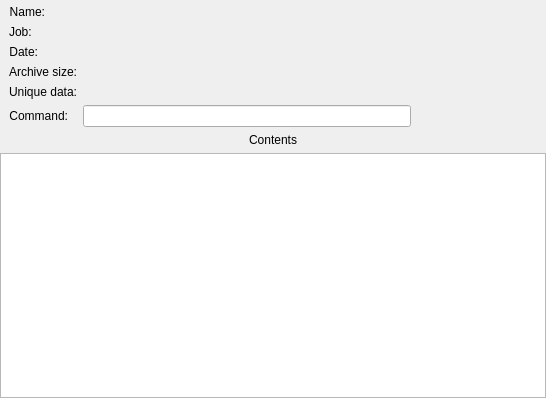
Old version of the form forms/archivewidget.ui in the repository Tarsnap/tarsnap-gui.
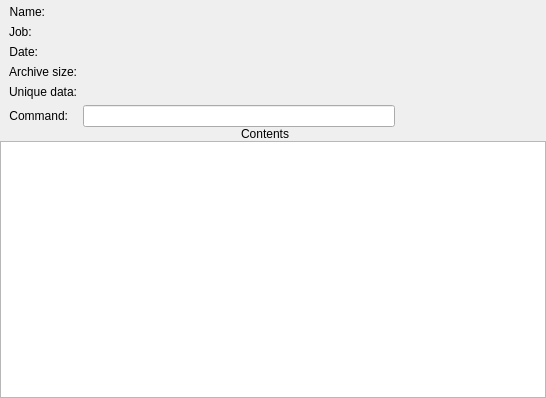
New version of the form. Icons and pictures are not drawn. Custom widgets are drawn as their Qt base class.

Commit message: Add button for collapsing Archive and Job details.

```diff
--- a/forms/archivewidget.ui
+++ b/forms/archivewidget.ui
@@ -13,7 +13,7 @@
   <property name="windowTitle">
    <string>Form</string>
   </property>
-  <layout class="QVBoxLayout" name="verticalLayout">
+  <layout class="QGridLayout" name="gridLayout">
    <property name="leftMargin">
     <number>0</number>
    </property>
@@ -26,7 +26,72 @@
    <property name="bottomMargin">
     <number>0</number>
    </property>
-   <item>
+   <property name="spacing">
+    <number>0</number>
+   </property>
+   <item row="0" column="1" alignment="Qt::AlignRight|Qt::AlignTop">
+    <widget class="QPushButton" name="hideButton">
+     <property name="sizePolicy">
+      <sizepolicy hsizetype="Minimum" vsizetype="Fixed">
+       <horstretch>0</horstretch>
+       <verstretch>0</verstretch>
+      </sizepolicy>
+     </property>
+     <property name="minimumSize">
+      <size>
+       <width>16</width>
+       <height>16</height>
+      </size>
+     </property>
+     <property name="maximumSize">
+      <size>
+       <width>16</width>
+       <height>16</height>
+      </size>
+     </property>
+     <property name="toolTip">
+      <string>Hide archive details (ESC key)</string>
+     </property>
+     <property name="text">
+      <string/>
+     </property>
+     <property name="icon">
+      <iconset resource="../resources/resources.qrc">
+       <normaloff>:/icons/collapse-down.png</normaloff>:/icons/collapse-down.png</iconset>
+     </property>
+     <property name="flat">
+      <bool>true</bool>
+     </property>
+    </widget>
+   </item>
+   <item row="2" column="0">
+    <widget class="QLabel" name="archiveContentsLabel">
+     <property name="text">
+      <string>Contents</string>
+     </property>
+     <property name="alignment">
+      <set>Qt::AlignCenter</set>
+     </property>
+    </widget>
+   </item>
+   <item row="3" column="0" colspan="2">
+    <widget class="QPlainTextEdit" name="archiveContentsPlainTextEdit">
+     <property name="styleSheet">
+      <string notr="true">#archiveContentsPlainTextEdit
+{
+font-family: Monospace, Monaco;
+font-size: 12px;
+}</string>
+     </property>
+     <property name="documentTitle">
+      <string>test</string>
+     </property>
+     <property name="readOnly">
+      <bool>true</bool>
+     </property>
+    </widget>
+   </item>
+   <item row="0" column="0">
     <widget class="QWidget" name="widget_4" native="true">
      <layout class="QHBoxLayout" name="horizontalLayout_5">
       <property name="topMargin">
@@ -263,33 +328,6 @@
      </layout>
     </widget>
    </item>
-   <item>
-    <widget class="QLabel" name="archiveContentsLabel">
-     <property name="text">
-      <string>Contents</string>
-     </property>
-     <property name="alignment">
-      <set>Qt::AlignCenter</set>
-     </property>
-    </widget>
-   </item>
-   <item>
-    <widget class="QPlainTextEdit" name="archiveContentsPlainTextEdit">
-     <property name="styleSheet">
-      <string notr="true">#archiveContentsPlainTextEdit
-{
-font-family: Monospace, Monaco;
-font-size: 12px;
-}</string>
-     </property>
-     <property name="documentTitle">
-      <string>test</string>
-     </property>
-     <property name="readOnly">
-      <bool>true</bool>
-     </property>
-    </widget>
-   </item>
   </layout>
  </widget>
  <customwidgets>
```
Left out of the diff: 4 changed lines with no effect on the pictures. The commit also changes 8 other files.
